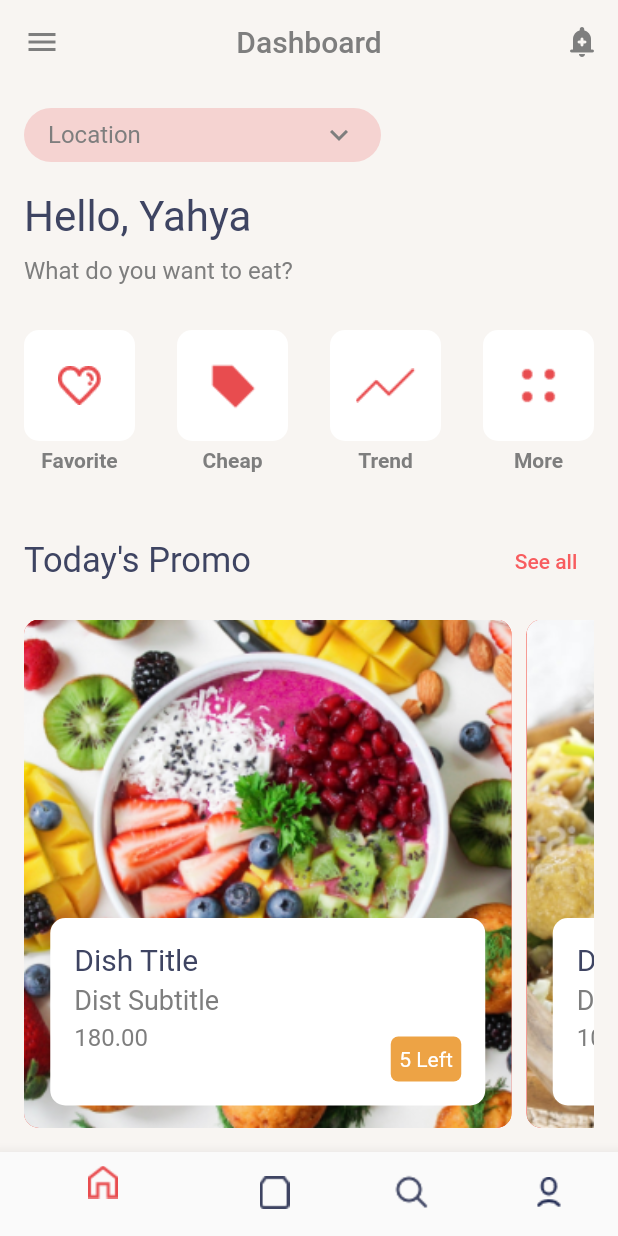
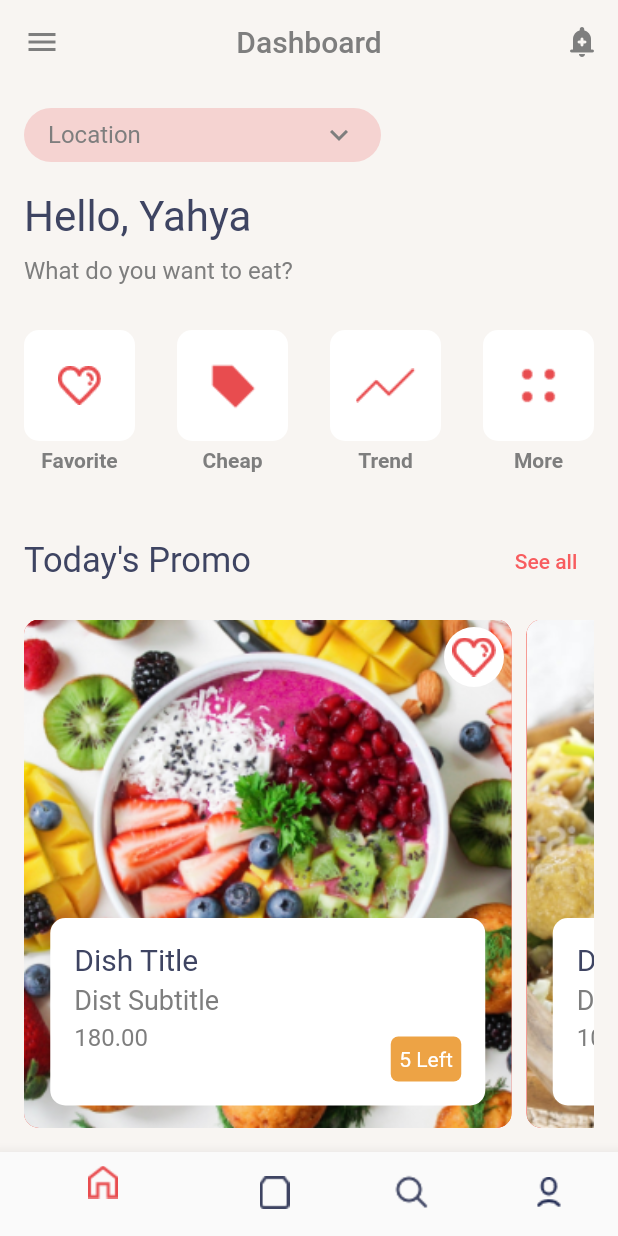
Before and after one commit to shafi21064/food_app, a Flutter app: the screen it shows after launch, on a phone screen of 412 x 824 dp. Run offline on Flutter 3.47's test engine with Material 2 defaults, Android fonts, the phone set to English and light mode, and no system bars.

Commit message:
almost completed

```diff
--- a/lib/Components/dish_item.dart
+++ b/lib/Components/dish_item.dart
@@ -27,6 +27,20 @@ class DishItem extends StatelessWidget {
                     fit: BoxFit.cover),
                 borderRadius: BorderRadius.circular(10),
                 color: Colors.red
+            ),
+          ),
+          Positioned(
+            top: 5,
+            right: 5,
+            child: Container(
+              alignment: Alignment.center,
+              height: 40,
+              width: 40,
+              decoration: BoxDecoration(
+                color: Colors.white,
+                shape: BoxShape.circle,
+              ),
+              child: Image.asset('lib/assets/images/love.png',),
             ),
           ),
           Positioned (
```
